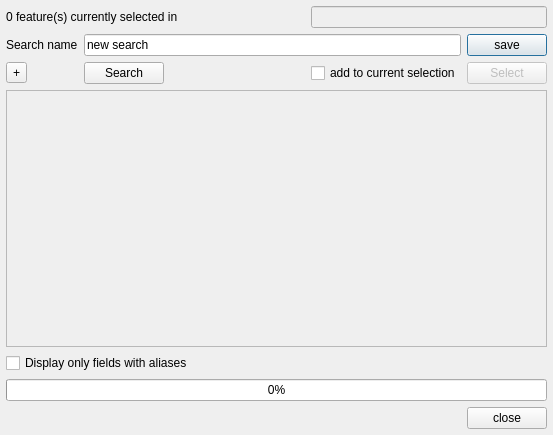
Above: ui_editsearch.ui from 3nids/qsearch before the change. Below: the same form after it.
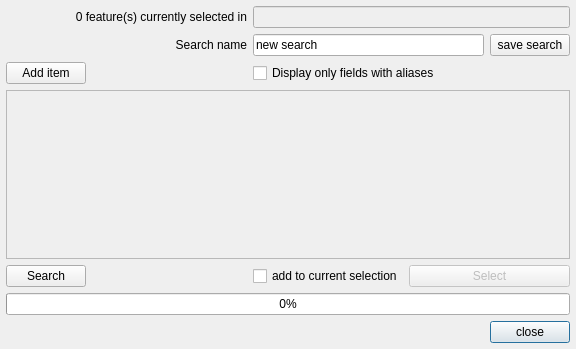
That is the form after the change.

Patch:
```diff
--- a/ui_editsearch.ui
+++ b/ui_editsearch.ui
@@ -6,8 +6,8 @@
    <rect>
     <x>0</x>
     <y>0</y>
-    <width>553</width>
-    <height>435</height>
+    <width>576</width>
+    <height>349</height>
    </rect>
   </property>
   <property name="windowTitle">
@@ -20,20 +20,6 @@
    <property name="spacing">
     <number>6</number>
    </property>
-   <item row="1" column="0">
-    <widget class="QLabel" name="label">
-     <property name="text">
-      <string>Search name</string>
-     </property>
-    </widget>
-   </item>
-   <item row="1" column="1" colspan="4">
-    <widget class="QLineEdit" name="searchName">
-     <property name="text">
-      <string>new search</string>
-     </property>
-    </widget>
-   </item>
    <item row="5" column="0" colspan="6">
     <widget class="QProgressBar" name="progressBar">
      <property name="value">
@@ -41,13 +27,6 @@
      </property>
     </widget>
    </item>
-   <item row="1" column="5">
-    <widget class="QPushButton" name="saveButton">
-     <property name="text">
-      <string>save</string>
-     </property>
-    </widget>
-   </item>
    <item row="6" column="5">
     <widget class="QPushButton" name="closeButton">
      <property name="text">
@@ -75,8 +54,8 @@
        <rect>
         <x>0</x>
         <y>0</y>
-        <width>539</width>
-        <height>230</height>
+        <width>562</width>
+        <height>139</height>
        </rect>
       </property>
       <layout class="QGridLayout" name="gridLayout_3">
@@ -97,14 +76,17 @@
      </widget>
     </widget>
    </item>
-   <item row="2" column="0">
-    <widget class="QToolButton" name="addButton">
+   <item row="0" column="0" colspan="3">
+    <widget class="QLabel" name="layerLabel">
      <property name="text">
-      <string>+</string>
+      <string>0 feature(s) currently selected in</string>
+     </property>
+     <property name="alignment">
+      <set>Qt::AlignRight|Qt::AlignTrailing|Qt::AlignVCenter</set>
      </property>
     </widget>
    </item>
-   <item row="2" column="5">
+   <item row="4" column="4" colspan="2">
     <widget class="QPushButton" name="selectButton">
      <property name="enabled">
       <bool>false</bool>
@@ -114,7 +96,7 @@
      </property>
     </widget>
    </item>
-   <item row="2" column="3" colspan="2">
+   <item row="4" column="3">
     <widget class="QCheckBox" name="addCurrentBox">
      <property name="layoutDirection">
       <enum>Qt::LeftToRight</enum>
@@ -130,40 +112,51 @@
      </property>
     </widget>
    </item>
-   <item row="0" column="0" colspan="3">
-    <widget class="QLabel" name="layerLabel">
+   <item row="1" column="5">
+    <widget class="QPushButton" name="saveButton">
      <property name="text">
-      <string>0 feature(s) currently selected in</string>
+      <string>save search</string>
      </property>
     </widget>
    </item>
-   <item row="2" column="1">
-    <widget class="QPushButton" name="searchButton">
-     <property name="text">
-      <string>Search</string>
-     </property>
-    </widget>
-   </item>
-   <item row="2" column="2">
-    <spacer name="horizontalSpacer">
-     <property name="orientation">
-      <enum>Qt::Horizontal</enum>
-     </property>
-     <property name="sizeHint" stdset="0">
-      <size>
-       <width>40</width>
-       <height>20</height>
-      </size>
-     </property>
-    </spacer>
-   </item>
-   <item row="4" column="0" colspan="3">
+   <item row="2" column="3" colspan="3">
     <widget class="QCheckBox" name="aliasBox">
      <property name="text">
       <string>Display only fields with aliases</string>
      </property>
     </widget>
    </item>
+   <item row="2" column="0">
+    <widget class="QPushButton" name="addButton">
+     <property name="text">
+      <string>Add item</string>
+     </property>
+    </widget>
+   </item>
+   <item row="1" column="3" colspan="2">
+    <widget class="QLineEdit" name="searchName">
+     <property name="text">
+      <string>new search</string>
+     </property>
+    </widget>
+   </item>
+   <item row="1" column="1" colspan="2">
+    <widget class="QLabel" name="label">
+     <property name="text">
+      <string>Search name</string>
+     </property>
+     <property name="alignment">
+      <set>Qt::AlignRight|Qt::AlignTrailing|Qt::AlignVCenter</set>
+     </property>
+    </widget>
+   </item>
+   <item row="4" column="0">
+    <widget class="QPushButton" name="searchButton">
+     <property name="text">
+      <string>Search</string>
+     </property>
+    </widget>
+   </item>
   </layout>
  </widget>
  <resources/>
```
